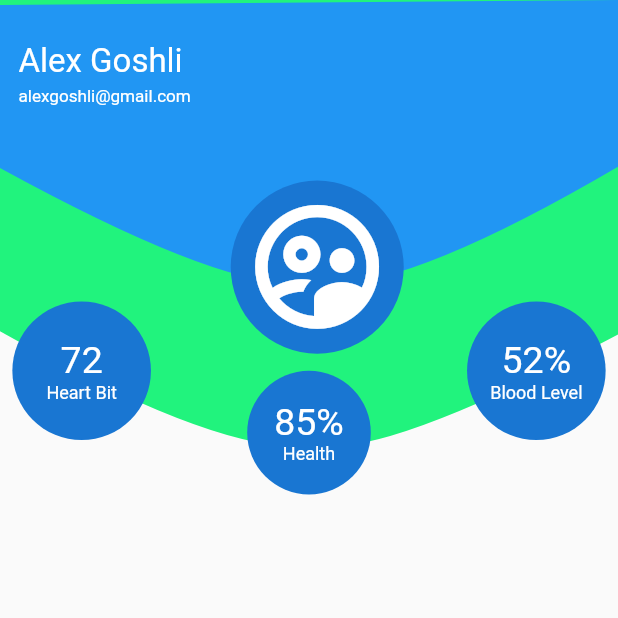
After one commit to SG-Programmer/hospital-management, a Flutter app: the PatientProfilePage screen opened directly, on a phone screen of 412 x 824 dp, the top half of it. The commit adds this screen. Run offline on Flutter 3.47's test engine with Material 2 defaults, Android fonts, the phone set to English and light mode, and no system bars; our stand-ins replace curved_navigation_bar, custom_navigation_bar, dots_indicator, progress_indicators; network calls fail.

Commit message:
some bug fix and implement profile page of patient

```diff
--- a/lib/common/chatscreen/ChatList.dart
+++ b/lib/common/chatscreen/ChatList.dart
@@ -40,6 +40,7 @@ class _ChatListState extends State<ChatList> {
   bool allButtonColor = true;
   bool doctorButtonColor = false;
   bool patientButoonColor = false;
+
   @override
   Widget build(BuildContext context) {
     ScreenSize.setSize(context);
--- a/lib/patient/PatientHomePage.dart
+++ b/lib/patient/PatientHomePage.dart
@@ -3,6 +3,7 @@ import 'package:hospital_management/patient/PatientAppointment.dart';
 import 'package:hospital_management/patient/PatientChat.dart';
 import 'package:hospital_management/patient/PatientDoctor.dart';
 import 'package:curved_navigation_bar/curved_navigation_bar.dart';
+import 'package:hospital_management/patient/PatientProfilePage.dart';
 
 class PatientHomePage extends StatefulWidget {
   @override
@@ -14,7 +15,7 @@ class _PatientHomePageState extends State<PatientHomePage>
   TabController controller;
   @override
   void initState() {
-    controller = TabController(length: 3, vsync: this);
+    controller = TabController(length: 4, vsync: this);
     super.initState();
   }
 
@@ -31,6 +32,7 @@ class _PatientHomePageState extends State<PatientHomePage>
           PatientAppointment(),
           PatientDoctor(),
           PatientChat(),
+          PatientProfilePage()
         ],
       ),
       bottomNavigationBar: CurvedNavigationBar(
@@ -41,6 +43,7 @@ class _PatientHomePageState extends State<PatientHomePage>
           Icon(Icons.calendar_today_outlined),
           Icon(Icons.perm_identity, size: 30),
           Icon(Icons.message, size: 30),
+          Icon(Icons.supervised_user_circle_outlined, size: 30),
         ],
         color: Colors.white,
         buttonBackgroundColor: Colors.white,
--- /dev/null
+++ b/lib/patient/PatientProfilePage.dart
@@ -0,0 +1,154 @@
+import 'package:flutter/material.dart';
+import 'package:hospital_management/utils/size.dart';
+
+class PatientProfilePage extends StatefulWidget {
+  @override
+  _PatientProfilePageState createState() => _PatientProfilePageState();
+}
+
+class _PatientProfilePageState extends State<PatientProfilePage> {
+  @override
+  Widget build(BuildContext context) {
+    return Scaffold(
+        body: Column(
+      children: [
+        CustomPaint(
+          painter: RPSCustomPainter(),
+          child: Container(
+            height: screenHeight * 0.4,
+            width: double.infinity,
+            child: Stack(
+              children: [
+                Padding(
+                  padding: EdgeInsets.only(
+                      left: screenWidth * 0.03, top: screenHeight * 0.04 - 5),
+                  child: Column(
+                    crossAxisAlignment: CrossAxisAlignment.start,
+                    children: [
+                      Text("Alex Goshli",
+                          style: TextStyle(color: Colors.white, fontSize: 22)),
+                      SizedBox(
+                        height: screenHeight * 0.01 - 5,
+                      ),
+                      Text("alexgoshli@gmail.com",
+                          style: TextStyle(color: Colors.white, fontSize: 11.4))
+                    ],
+                  ),
+                ),
+                Padding(
+                  padding: EdgeInsets.only(
+                      left: screenWidth * 0.4 - 11,
+                      top: screenHeight * 0.1 + 38),
+                  child: CircleAvatar(
+                    radius: screenHeight * 0.07,
+                    child: Icon(
+                      Icons.supervised_user_circle_outlined,
+                      size: 99,
+                    ),
+                  ),
+                ),
+                Row(
+                  mainAxisAlignment: MainAxisAlignment.spaceBetween,
+                  children: [
+                    Padding(
+                      padding: EdgeInsets.only(
+                          left: screenWidth * 0.02, top: screenHeight * 0.2),
+                      child: CircleAvatar(
+                          radius: screenHeight * 0.05 + 5,
+                          child: Column(
+                            mainAxisAlignment: MainAxisAlignment.center,
+                            children: [
+                              Text("72",
+                                  style: TextStyle(
+                                      color: Colors.white, fontSize: 25)),
+                              Text("Heart Bit",
+                                  style: TextStyle(
+                                      color: Colors.white, fontSize: 12)),
+                            ],
+                          )),
+                    ),
+                    Padding(
+                      padding: EdgeInsets.only(top: screenHeight * 0.3),
+                      child: CircleAvatar(
+                          radius: screenHeight * 0.05 + 5,
+                          child: Column(
+                            mainAxisAlignment: MainAxisAlignment.center,
+                            children: [
+                              Text("85%",
+                                  style: TextStyle(
+                                      color: Colors.white, fontSize: 25)),
+                              Text("Health",
+                                  style: TextStyle(
+                                      color: Colors.white, fontSize: 12)),
+                            ],
+                          )),
+                    ),
+                    Padding(
+                      padding: EdgeInsets.only(
+                          right: screenWidth * 0.02, top: screenHeight * 0.2),
+                      child: CircleAvatar(
+                          radius: screenHeight * 0.05 + 5,
+                          child: Column(
+                            mainAxisAlignment: MainAxisAlignment.center,
+                            children: [
+                              Text("52%",
+                                  style: TextStyle(
+                                      color: Colors.white, fontSize: 25)),
+                              Text("Blood Level",
+                                  style: TextStyle(
+                                      color: Colors.white, fontSize: 12)),
+                            ],
+                          )),
+                    )
+                  ],
+                )
+              ],
+            ),
+          ),
+        )
+      ],
+    ));
+  }
+}
+
+class RPSCustomPainter extends CustomPainter {
+  @override
+  void paint(Canvas canvas, Size size) {
+    Paint paint_0 = new Paint()
+      ..color = Color.fromARGB(255, 33, 243, 125)
+      ..style = PaintingStyle.fill
+      ..strokeWidth = 1;
+
+    Path path_0 = Path();
+    path_0.moveTo(0, 0);
+    path_0.lineTo(0, size.height * 0.67);
+    path_0.quadraticBezierTo(size.width * 0.37, size.height * 0.93,
+        size.width * 0.51, size.height * 0.90);
+    path_0.quadraticBezierTo(size.width * 0.62, size.height * 0.93,
+        size.width * 1.01, size.height * 0.67);
+    path_0.lineTo(size.width * 1.01, 0);
+
+    canvas.drawPath(path_0, paint_0);
+
+    Paint paint_1 = new Paint()
+      ..color = Color.fromARGB(255, 33, 150, 243)
+      ..style = PaintingStyle.fill
+      ..strokeWidth = 1;
+
+    Path path_1 = Path();
+    path_1.moveTo(size.width * -0.00, size.height * 0.01);
+    path_1.lineTo(size.width * -0.00, size.height * 0.34);
+    path_1.quadraticBezierTo(size.width * 0.38, size.height * 0.60,
+        size.width * 0.50, size.height * 0.57);
+    path_1.quadraticBezierTo(size.width * 0.63, size.height * 0.61,
+        size.width * 1.01, size.height * 0.33);
+    path_1.lineTo(size.width * 1.01, 0);
+
+    canvas.drawPath(path_1, paint_1);
+  }
+
+  @override
+  bool shouldRepaint(covariant CustomPainter oldDelegate) {
+    return true;
+  }
+}
--- a/pubspec.yaml
+++ b/pubspec.yaml
@@ -31,6 +31,7 @@ dependencies:
   custom_navigation_bar: 0.7.1
   curved_navigation_bar: 0.3.7
   dots_indicator: 1.2.0
+  progress_indicators: 0.1.5
 
 dev_dependencies:
   flutter_test:
```
Also changed, not shown: lib/patient/AppointmentPage.dart (+90 -35 lines), lib/patient/PatientAppointment.dart (+15 -3 lines), pubspec.lock.
